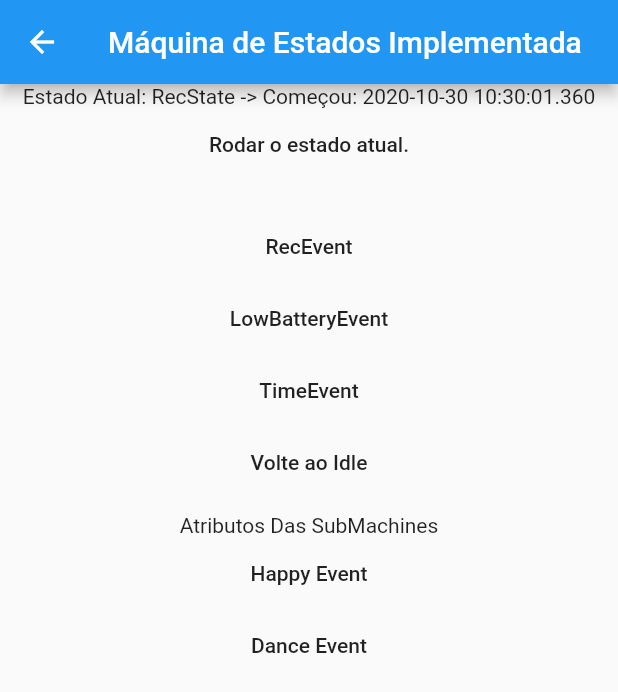
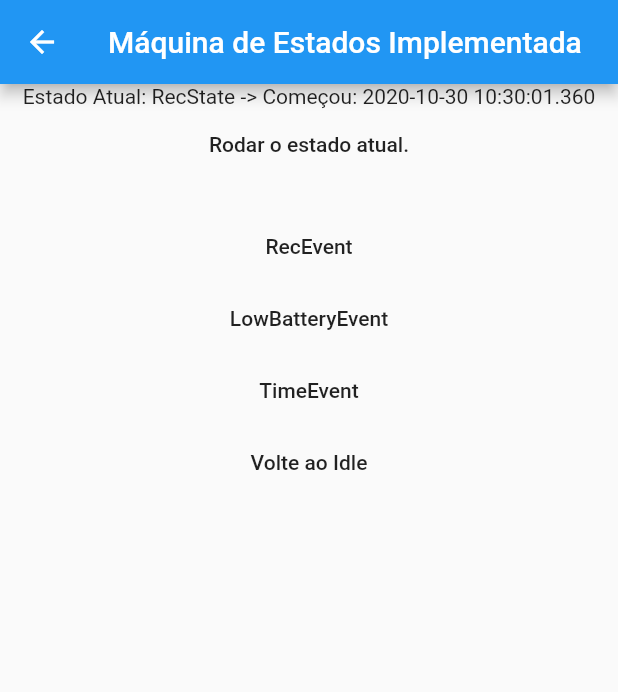
Before and after one commit to Beloin/finite_state_machine_flutter_test, a Flutter app: the EventStatePage screen opened directly, after a tap on "Rodar o estado atual.", after a tap on "RecEvent", on a phone screen of 412 x 824 dp. Shown: the top 692 px of the screen. Run offline on Flutter 3.47's test engine with Material 2 defaults, Android fonts, the phone set to English and light mode, and no system bars; missing offline and left inert: state_machine.

Commit message:
Removido submachine dos Estados

```diff
--- a/lib/pages/event_state_page.dart
+++ b/lib/pages/event_state_page.dart
@@ -56,17 +56,6 @@ class _EventStatePageState extends State<EventStatePage> {
             SizedBox(
               height: 10,
             ),
-            Text('Atributos Das SubMachines'),
-            FlatButton(
-              onPressed: () =>
-                  machine.addEvent(new HappyEvent('Happy', DateTime.now())),
-              child: Text('Happy Event'),
-            ),
-            FlatButton(
-              onPressed: () =>
-                  machine.addEvent(new DanceEvent('Dance!', DateTime.now())),
-              child: Text('Dance Event'),
-            ),
           ],
         ),
       ),
--- a/lib/util/events.dart
+++ b/lib/util/events.dart
@@ -26,11 +26,3 @@ class Time2Event extends Event {
 class BackToIdleEvent extends Event {
   BackToIdleEvent(String reason, DateTime time) : super(reason, time);
 }
-
-class DanceEvent extends Event {
-  DanceEvent(String reason, DateTime time) : super(reason, time);
-}
-
-class HappyEvent extends Event {
-  HappyEvent(String reason, DateTime time) : super(reason, time);
-}
--- a/lib/util/machine.dart
+++ b/lib/util/machine.dart
@@ -12,7 +12,7 @@ class Machine {
 
   Machine([bool defaultStart = false, DefaultState startState]) {
     if (defaultStart) {
-      currentState = startState == null ? new IdleState2(this) : startState;
+      currentState = startState == null ? new IdleState(this) : startState;
     }
   }
 
--- a/lib/util/states.dart
+++ b/lib/util/states.dart
@@ -4,12 +4,6 @@ import 'machine.dart';
 abstract class StateActions {
   void run();
   void cancel();
-}
-
-abstract class HasMachine {
-  /// Configure a máquina de estados!
-  void configureMachine();
-  Machine internalMachine;
 }
 
 abstract class DefaultState implements StateActions {
@@ -53,71 +47,6 @@ abstract class DefaultState implements StateActions {
   @override
   String toString() {
     return '${this.runtimeType} -> Começou: ${this._startTime}';
-  }
-}
-
-abstract class StateWithMachine extends DefaultState implements HasMachine {
-  StateWithMachine(Machine context) : super(context) {
-    configureMachine();
-  }
-
-  void addEventSubMachine(Event event);
-
-  @override
-  void receiveEvent(Event event) {
-    addEventSubMachine(event);
-  }
-}
-
-class IdleState2 extends StateWithMachine {
-  @override
-  Machine internalMachine;
-
-  IdleState2(Machine context) : super(context);
-
-  @override
-  void addEventSubMachine(Event event) {
-    print('Adicionado event submachine');
-    internalMachine.addEvent(event);
-  }
-
-  @override
-  run() {
-    super.run();
-    internalMachine.runCurrentState();
-  }
-
-  @override
-  void changeState(DefaultState newState) {
-    internalMachine.cancelCurrentState();
-    context.currentState = newState;
-  }
-
-  @override
-  Machine configureMachine() {
-    internalMachine = new Machine();
-    internalMachine.currentState = new HappyState(internalMachine);
-    return internalMachine;
-  }
-
-  @override
-  void receiveEvent(Event event) {
-    super.receiveEvent(event);
-    switch (event.runtimeType) {
-      case RecEvent:
-        changeState(new RecState(context));
-        break;
-      case LowBatteryEvent:
-        changeState(new LowBatteryState(context));
-        break;
-      case TimeEvent:
-        changeState(new TimeState(context));
-        break;
-      case Time2Event:
-        changeState(new Time2State(context));
-        break;
-      default:
-    }
   }
 }
 
@@ -179,7 +108,7 @@ class LowBatteryState extends DefaultState {
 
   @override
   void receiveEvent(Event event) {
-    if (event is BackToIdleEvent) changeState(new IdleState2(context));
+    if (event is BackToIdleEvent) changeState(new IdleState(context));
   }
 }
 
@@ -208,7 +137,7 @@ class RecState extends DefaultState {
         changeState(new LowBatteryState(context));
         break;
       case BackToIdleEvent:
-        changeState(new IdleState2(context));
+        changeState(new IdleState(context));
         break;
       default:
     }
@@ -240,7 +169,7 @@ class TimeState extends DefaultState {
         changeState(new LowBatteryState(context));
         break;
       case BackToIdleEvent:
-        changeState(new IdleState2(context));
+        changeState(new IdleState(context));
         break;
       default:
     }
@@ -272,54 +201,9 @@ class Time2State extends DefaultState {
         changeState(new LowBatteryState(context));
         break;
       case BackToIdleEvent:
-        changeState(new IdleState2(context));
+        changeState(new IdleState(context));
         break;
       default:
     }
   }
 }
-
-/// Estado para fazer alguma ação.
-class HappyState extends DefaultState {
-  HappyState(Machine context) : super(context);
-
-  @override
-  void changeState(DefaultState newState) {
-    context.currentState = newState;
-  }
-
-  @override
-  void receiveEvent(Event event) {
-    if (event is DanceEvent) changeState(new DanceState(context));
-  }
-
-  @override
-  void run() {
-    super.run();
-  }
-
-  @override
-  void cancel() {
-    super.cancel();
-  }
-}
-
-class DanceState extends DefaultState {
-  DanceState(Machine context) : super(context);
-
-  @override
-  void changeState(DefaultState newState) {
-    context.currentState = newState;
-  }
-
-  @override
-  void receiveEvent(Event event) {
-    if (event is HappyEvent) changeState(new HappyState(context));
-  }
-
-  @override
-  void run() {
-    super.run();
-    print('Dançando!');
-  }
-}
```
Also changed, not shown: 1 other file.
